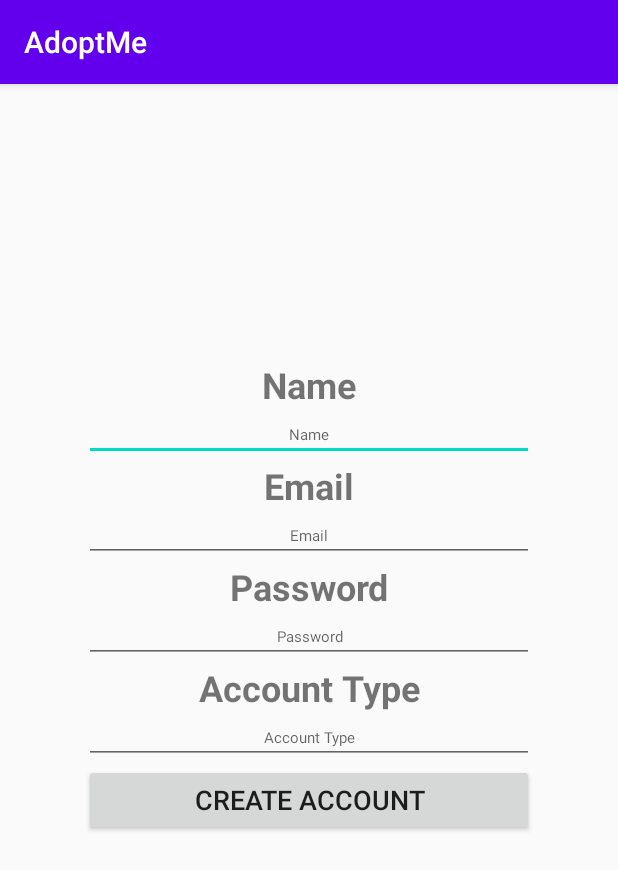
After one commit to alexiscordts/AdoptMe, an Android app: the FirebaseCreateAccount screen opened directly, with no data from a screen before it, on a phone screen of 412 x 824 dp. The commit adds this screen. Shown: the top 870 px of the screen. Run offline under Robolectric (Android 15) with nearby library versions, the light colour scheme and no system bars; our stand-ins replace Firebase (no records; nobody signed in at launch, a user with empty details on screens opened directly).

Commit message:
create account

```diff
--- a/app/build.gradle
+++ b/app/build.gradle
@@ -30,6 +30,7 @@ dependencies {
     implementation 'androidx.constraintlayout:constraintlayout:2.0.2'
     implementation 'com.basgeekball:awesome-validation:1.3'
     implementation 'com.google.firebase:firebase-auth:20.0.0'
+    implementation 'com.google.firebase:firebase-database'
     testImplementation 'junit:junit:4.12'
     androidTestImplementation 'androidx.test.ext:junit:1.1.2'
     androidTestImplementation 'androidx.test.espresso:espresso-core:3.3.0'
--- a/app/src/main/AndroidManifest.xml
+++ b/app/src/main/AndroidManifest.xml
@@ -9,7 +9,8 @@
         android:roundIcon="@mipmap/ic_launcher_round"
         android:supportsRtl="true"
         android:theme="@style/AppTheme">
-        <activity android:name=".FirebaseLogin"></activity>
+        <activity android:name=".FirebaseCreateAccount"></activity>
+        <activity android:name=".FirebaseLogin" />
         <activity android:name=".SwipePage" />
         <activity android:name=".MainActivity">
             <intent-filter>
--- a/app/src/main/java/com/example/adoptme/Accounts/Animal.java
+++ b/app/src/main/java/com/example/adoptme/Accounts/Animal.java
@@ -3,7 +3,8 @@ package com.example.adoptme.Accounts;
 public class Animal {
 
     int image;
-    String name,type, age;
+    String name,type, age, notes;
+    AnimalShelter shelter;
 
     public Animal(String name,int image, String age, String type){
         this.image = image;
@@ -23,6 +24,7 @@ public class Animal {
     public String getAge() {
         return age;
     }
+
     public int getImage(){
         return image;
     }
--- a/app/src/main/java/com/example/adoptme/Accounts/AnimalShelter.java
+++ b/app/src/main/java/com/example/adoptme/Accounts/AnimalShelter.java
@@ -4,7 +4,7 @@ import java.util.ArrayList;
 
 public class AnimalShelter {
 
-    private String name;
+    private String uid, name, phoneNum, address, accountType;
     private ArrayList<Animal> animals;
 
     public AnimalShelter(String name, ArrayList<Animal> animals){
--- /dev/null
+++ b/app/src/main/java/com/example/adoptme/FirebaseCreateAccount.java
@@ -0,0 +1,69 @@
+package com.example.adoptme;
+
+import androidx.annotation.NonNull;
+import androidx.appcompat.app.AppCompatActivity;
+
+import android.os.Bundle;
+import android.text.TextUtils;
+import android.view.View;
+import android.widget.Button;
+import android.widget.EditText;
+import android.widget.Toast;
+
+import com.example.adoptme.Accounts.Adopter;
+import com.google.android.gms.tasks.OnCompleteListener;
+import com.google.android.gms.tasks.Task;
+import com.google.firebase.auth.AuthResult;
+import com.google.firebase.auth.FirebaseAuth;
+
+public class FirebaseCreateAccount extends AppCompatActivity {
+
+    private EditText mName, mEmail, mPassword, mAcctType;
+    private FirebaseAuth auth;
+
+    @Override
+    protected void onCreate(Bundle savedInstanceState) {
+        super.onCreate(savedInstanceState);
+        setContentView(R.layout.activity_firebase_create_account);
+
+        mName = findViewById(R.id.createAccountInputName);
+        mEmail = findViewById(R.id.createAccountInputEmail);
+        mPassword = findViewById(R.id.createAccountInputPassword);
+        mAcctType = findViewById(R.id.createAccountInputAcctType);
+
+        auth = FirebaseAuth.getInstance();
+    }
+
+    public void onClickCreateAccount(View v){
+        final String name = mName.getText().toString();
+        String email = mEmail.getText().toString().trim();
+        String password = mPassword.getText().toString().trim();
+        final String acctType = mAcctType.getText().toString().trim();
+
+        if(TextUtils.isEmpty(name) || TextUtils.isEmpty(email) || TextUtils.isEmpty(password) || TextUtils.isEmpty(acctType)){
+            Toast.makeText(getApplicationContext(), "Missing information!", Toast.LENGTH_SHORT).show();
+            return;
+        }
+        if(password.length() < 6){
+            Toast.makeText(getApplicationContext(), "Password is too short!", Toast.LENGTH_SHORT).show();
+            return;
+        }
+
+        auth.createUserWithEmailAndPassword(email, password).addOnCompleteListener(FirebaseCreateAccount.this, new OnCompleteListener<AuthResult>() {
+            @Override
+            public void onComplete(@NonNull Task<AuthResult> task) {
+                Toast.makeText(FirebaseCreateAccount.this, "createUserWithEmail:onComplete:" + task.isSuccessful(), Toast.LENGTH_SHORT).show();
+                if(!task.isSuccessful()){
+                    Toast.makeText(FirebaseCreateAccount.this, "Authentication Failed: " + task.getException(), Toast.LENGTH_SHORT);
+                }else{
+                    String uid = auth.getUid();
+                    Toast.makeText(FirebaseCreateAccount.this, "User ID: " + uid, Toast.LENGTH_SHORT).show();
+                    if(acctType == "adopter"){
+                        Adopter adopter = new Adopter(uid, name, acctType);
+
+                    }
+                }
+            }
+        });
+    }
+}
--- a/app/src/main/java/com/example/adoptme/FirebaseLogin.java
+++ b/app/src/main/java/com/example/adoptme/FirebaseLogin.java
@@ -58,7 +58,7 @@ public class FirebaseLogin extends AppCompatActivity {
             @Override
             public void onComplete(@NonNull Task<AuthResult> task) {
                 if(!task.isSuccessful()){
-                    Toast.makeText(FirebaseLogin.this, "Authentication Failed", Toast.LENGTH_SHORT);
+                    Toast.makeText(FirebaseLogin.this, "Authentication Failed", Toast.LENGTH_SHORT).show();
                 }else{
                     Intent intent = new Intent(FirebaseLogin.this, SwipePage.class);
                     startActivity(intent);
@@ -69,5 +69,7 @@ public class FirebaseLogin extends AppCompatActivity {
     }
 
     public void onSignUpButtonClick(View v){
+        Intent intent = new Intent(getApplicationContext(), FirebaseCreateAccount.class);
+        startActivity(intent);
     }
 }
--- /dev/null
+++ b/app/src/main/res/layout/activity_firebase_create_account.xml
@@ -0,0 +1,112 @@
+<?xml version="1.0" encoding="utf-8"?>
+<androidx.constraintlayout.widget.ConstraintLayout xmlns:android="http://schemas.android.com/apk/res/android"
+    xmlns:app="http://schemas.android.com/apk/res-auto"
+    xmlns:tools="http://schemas.android.com/tools"
+    android:layout_width="match_parent"
+    android:layout_height="match_parent"
+    tools:context=".FirebaseCreateAccount">
+
+    <LinearLayout
+        android:layout_width="300dp"
+        android:layout_height="400dp"
+        android:orientation="vertical"
+        app:layout_constraintBottom_toBottomOf="parent"
+        app:layout_constraintEnd_toEndOf="parent"
+        app:layout_constraintStart_toStartOf="parent"
+        app:layout_constraintTop_toTopOf="parent">
+
+        <TextView
+            android:id="@+id/createAccountNameLabel"
+            android:layout_width="match_parent"
+            android:layout_height="wrap_content"
+            android:layout_gravity="center"
+            android:text="@string/Name"
+            android:textAlignment="center"
+            android:textSize="24dp"
+            android:textStyle="bold" />
+
+        <EditText
+            android:id="@+id/createAccountInputName"
+            android:layout_width="match_parent"
+            android:layout_height="wrap_content"
+            android:ems="10"
+            android:inputType="textPersonName"
+            android:hint="@string/Name"
+            android:layout_gravity="center"
+            android:textAlignment="center"
+            android:textSize="10dp" />
+
+        <TextView
+            android:id="@+id/createAccountEmailLabel"
+            android:layout_width="match_parent"
+            android:layout_height="wrap_content"
+            android:layout_gravity="center"
+            android:text="@string/Email"
+            android:textAlignment="center"
+            android:textSize="24dp"
+            android:textStyle="bold" />
+
+        <EditText
+            android:id="@+id/createAccountInputEmail"
+            android:layout_width="match_parent"
+            android:layout_height="wrap_content"
+            android:ems="10"
+            android:inputType="textEmailAddress"
+            android:hint="@string/Email"
+            android:layout_gravity="center"
+            android:textAlignment="center"
+            android:textSize="10dp" />
+
+        <TextView
+            android:id="@+id/createAccountPasswordLabel"
+            android:layout_width="match_parent"
+            android:layout_height="wrap_content"
+            android:layout_gravity="center"
+            android:text="@string/Pass"
+            android:textAlignment="center"
+            android:textSize="24dp"
+            android:textStyle="bold" />
+
+        <EditText
+            android:id="@+id/createAccountInputPassword"
+            android:layout_width="match_parent"
+            android:layout_height="wrap_content"
+            android:ems="10"
+            android:inputType="textPassword"
+            android:hint="@string/Pass"
+            android:layout_gravity="center"
+            android:textAlignment="center"
+            android:textSize="10dp" />
+
+        <TextView
+            android:id="@+id/createAccountAcctTypeLabel"
+            android:layout_width="match_parent"
+            android:layout_height="wrap_content"
+            android:layout_gravity="center"
+            android:text="Account Type"
+            android:textAlignment="center"
+            android:textSize="24dp"
+            android:textStyle="bold" />
+
+        <EditText
+            android:id="@+id/createAccountInputAcctType"
+            android:layout_width="match_parent"
+            android:layout_height="wrap_content"
+            android:ems="10"
+            android:hint="Account Type"
+            android:layout_gravity="center"
+            android:textAlignment="center"
+            android:textSize="10dp" />
+
+        <Button
+            android:id="@+id/createAccountButton"
+            android:layout_width="match_parent"
+            android:layout_height="wrap_content"
+            android:text="@string/CreateAccount"
+            android:textAllCaps="true"
+            android:textSize="18sp"
+            android:onClick="onClickCreateAccount"/>
+
+    </LinearLayout>
+
+</androidx.constraintlayout.widget.ConstraintLayout>
--- a/app/src/main/res/layout/activity_firebase_login.xml
+++ b/app/src/main/res/layout/activity_firebase_login.xml
@@ -51,8 +51,10 @@
             android:id="@+id/loginSignUp"
             android:layout_width="match_parent"
             android:layout_height="wrap_content"
-            android:text="@string/SignUp"
+            android:text="@string/CreateAccount"
             android:layout_gravity="center"
-            android:textAlignment="center"/>
+            android:textAlignment="center"
+            android:clickable="true"
+            android:onClick="onSignUpButtonClick"/>
     </LinearLayout>
 </androidx.constraintlayout.widget.ConstraintLayout>
--- a/app/src/main/res/values/strings.xml
+++ b/app/src/main/res/values/strings.xml
@@ -2,12 +2,14 @@
     <string name="app_name">AdoptMe</string>
 
     <string name="SignUp">Sign Up</string>
+    <string name="CreateAccount">Create Account</string>
     <string name="LogIn">Log In</string>
     <string name="Username">Enter your username</string>
     <string name="Password">Enter your password</string>
 
     <string name="FirstName">First Name</string>
     <string name="LastName">Last Name</string>
+    <string name="Name">Name</string>
     <string name="ShelterName">Shelter Name</string>
     <string name="PhoneNumber">Phone Number</string>
     <string name="Email">Email</string>
```
Also changed, not shown: app/src/main/java/com/example/adoptme/Accounts/Adopter.java (added, +76 -0 lines).
